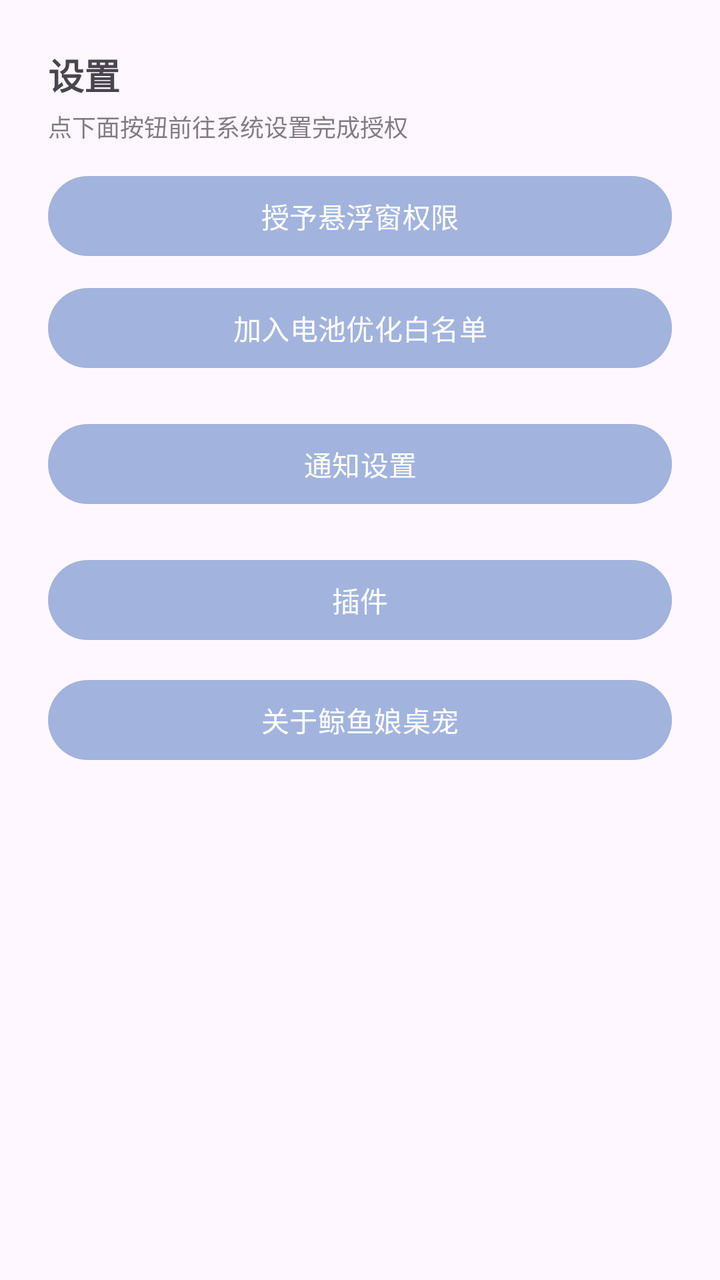
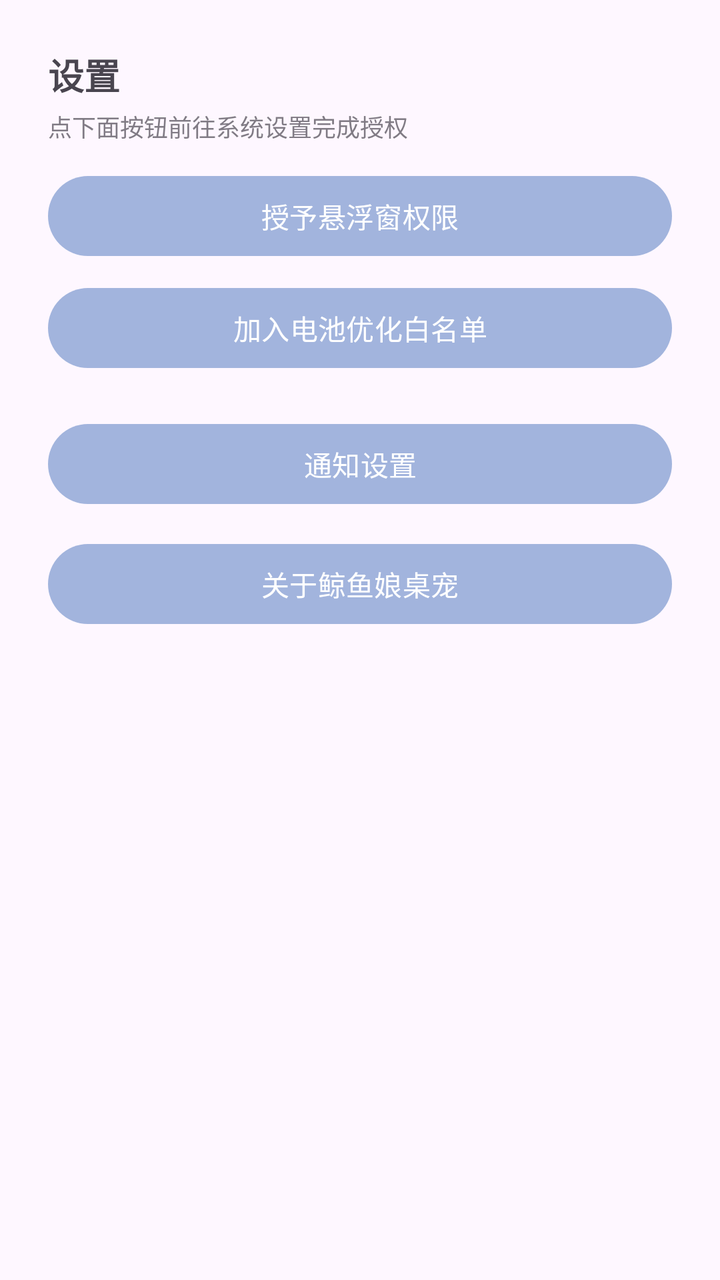

The first picture is an Android layout as it rendered before a commit; the second is the same layout after the commit. The layout source and the unified diff follow.
<!-- AndroidManifest.xml: application theme Theme.WhalePet -->
<!-- res/layout/page_settings.xml -->
<?xml version="1.0" encoding="utf-8"?>
<ScrollView xmlns:android="http://schemas.android.com/apk/res/android"
    android:layout_width="match_parent"
    android:layout_height="match_parent"
    android:fillViewport="true">

    <LinearLayout
        android:layout_width="match_parent"
        android:layout_height="wrap_content"
        android:orientation="vertical"
        android:padding="24dp">

        <TextView
            android:layout_width="wrap_content"
            android:layout_height="wrap_content"
            android:text="@string/settings_title"
            android:textSize="18sp"
            android:textStyle="bold" />

        <TextView
            android:layout_width="match_parent"
            android:layout_height="wrap_content"
            android:layout_marginTop="4dp"
            android:alpha="0.7"
            android:text="@string/settings_perm_hint"
            android:textSize="12sp" />

        
        <Button
            android:id="@+id/btn_overlay"
            android:layout_width="match_parent"
            android:layout_height="wrap_content"
            android:layout_marginTop="12dp"
            android:text="@string/grant_overlay" />

        
        <Button
            android:id="@+id/btn_battery"
            android:layout_width="match_parent"
            android:layout_height="wrap_content"
            android:layout_marginTop="8dp"
            android:text="@string/battery_whitelist" />

        
        <Button
            android:id="@+id/btn_notif_settings"
            android:layout_width="match_parent"
            android:layout_height="wrap_content"
            android:layout_marginTop="20dp"
            android:text="@string/notif_settings" />

        
        <Button
            android:id="@+id/btn_plugins"
            android:layout_width="match_parent"
            android:layout_height="wrap_content"
            android:layout_marginTop="20dp"
            android:text="@string/plugins_entry" />

        
        <Button
            android:id="@+id/btn_about"
            android:layout_width="match_parent"
            android:layout_height="wrap_content"
            android:layout_marginTop="12dp"
            android:text="@string/about_entry" />
    </LinearLayout>
</ScrollView>
<!-- resources referenced by this layout -->
<resources>
  <string name="about_entry">关于鲸鱼娘桌宠</string>
  <string name="battery_whitelist">加入电池优化白名单</string>
  <string name="grant_overlay">授予悬浮窗权限</string>
  <string name="notif_settings">通知设置</string>
  <string name="plugins_entry">插件</string>
  <string name="settings_perm_hint">点下面按钮前往系统设置完成授权</string>
  <string name="settings_title">设置</string>
  <style name="Theme.WhalePet" parent="Theme.Material3.DayNight.NoActionBar">
          
          <item name="colorPrimary">#A2B4DD</item>
          <item name="colorOnPrimary">#FFFFFF</item>
          <item name="colorPrimaryContainer">#D6DEF2</item>
          <item name="colorOnPrimaryContainer">#22315E</item>
          <item name="android:statusBarColor">@android:color/transparent</item>
      </style>
</resources>

<!-- the commit's change to res/layout/page_settings.xml (unified diff, before → after) -->
@@ -51,14 +51,6 @@
 
         
         <Button
-            android:id="@+id/btn_plugins"
-            android:layout_width="match_parent"
-            android:layout_height="wrap_content"
-            android:layout_marginTop="20dp"
-            android:text="@string/plugins_entry" />
-
-        
-        <Button
             android:id="@+id/btn_about"
             android:layout_width="match_parent"
             android:layout_height="wrap_content"
<!-- resource entries referenced after the edit -->
@@ -4,7 +4,6 @@
   <string name="battery_whitelist">加入电池优化白名单</string>
   <string name="grant_overlay">授予悬浮窗权限</string>
   <string name="notif_settings">通知设置</string>
-  <string name="plugins_entry">插件</string>
   <string name="settings_perm_hint">点下面按钮前往系统设置完成授权</string>
   <string name="settings_title">设置</string>
   <style name="Theme.WhalePet" parent="Theme.Material3.DayNight.NoActionBar">
